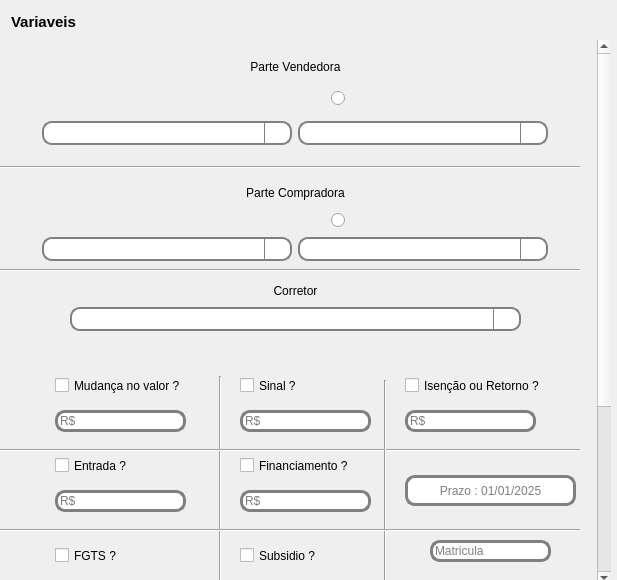
Qt form front/ui/pages/compra_venda/compra_venda.ui (tiagodsg1/gerador_contratos) before a commit.
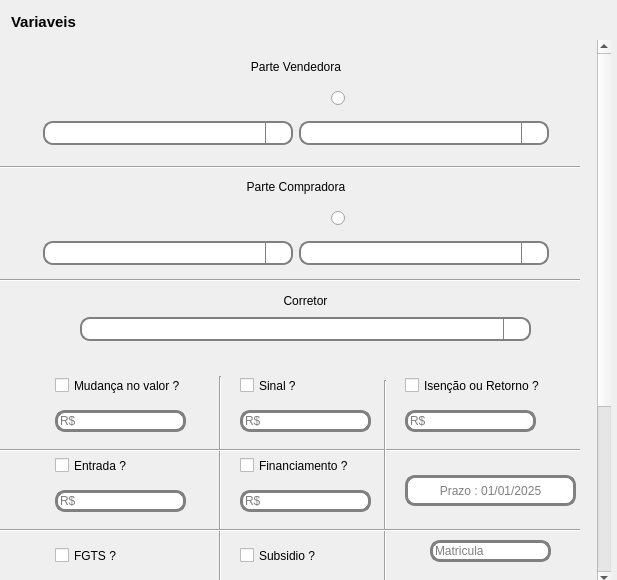
The same form after that commit. Icons and pictures are not drawn.

What changed in the file:
```diff
--- a/front/ui/pages/compra_venda/compra_venda.ui
+++ b/front/ui/pages/compra_venda/compra_venda.ui
@@ -154,8 +154,8 @@
      <widget class="Line" name="line_6">
       <property name="geometry">
        <rect>
-        <x>-22</x>
-        <y>220</y>
+        <x>-30</x>
+        <y>230</y>
         <width>651</width>
         <height>21</height>
        </rect>
@@ -538,8 +538,8 @@
      <widget class="QWidget" name="layoutWidget">
       <property name="geometry">
        <rect>
-        <x>70</x>
-        <y>240</y>
+        <x>80</x>
+        <y>250</y>
         <width>451</width>
         <height>51</height>
        </rect>
@@ -579,160 +579,12 @@
        <enum>Qt::Horizontal</enum>
       </property>
      </widget>
-     <widget class="QWidget" name="">
-      <property name="geometry">
-       <rect>
-        <x>30</x>
-        <y>140</y>
-        <width>531</width>
-        <height>83</height>
-       </rect>
-      </property>
-      <layout class="QVBoxLayout" name="verticalLayout_3">
-       <item>
-        <widget class="QLabel" name="label_3">
-         <property name="text">
-          <string>Parte Compradora</string>
-         </property>
-         <property name="alignment">
-          <set>Qt::AlignCenter</set>
-         </property>
-        </widget>
-       </item>
-       <item>
-        <layout class="QVBoxLayout" name="verticalLayout_2">
-         <item>
-          <layout class="QHBoxLayout" name="horizontalLayout_4">
-           <item>
-            <spacer name="horizontalSpacer_7">
-             <property name="orientation">
-              <enum>Qt::Horizontal</enum>
-             </property>
-             <property name="sizeHint" stdset="0">
-              <size>
-               <width>139</width>
-               <height>17</height>
-              </size>
-             </property>
-            </spacer>
-           </item>
-           <item>
-            <spacer name="horizontalSpacer_8">
-             <property name="orientation">
-              <enum>Qt::Horizontal</enum>
-             </property>
-             <property name="sizeHint" stdset="0">
-              <size>
-               <width>139</width>
-               <height>17</height>
-              </size>
-             </property>
-            </spacer>
-           </item>
-           <item>
-            <widget class="QRadioButton" name="radioButton_2">
-             <property name="minimumSize">
-              <size>
-               <width>80</width>
-               <height>0</height>
-              </size>
-             </property>
-             <property name="text">
-              <string/>
-             </property>
-            </widget>
-           </item>
-           <item>
-            <spacer name="horizontalSpacer_6">
-             <property name="orientation">
-              <enum>Qt::Horizontal</enum>
-             </property>
-             <property name="sizeHint" stdset="0">
-              <size>
-               <width>139</width>
-               <height>17</height>
-              </size>
-             </property>
-            </spacer>
-           </item>
-          </layout>
-         </item>
-         <item>
-          <layout class="QHBoxLayout" name="horizontalLayout_2">
-           <item>
-            <spacer name="horizontalSpacer_9">
-             <property name="orientation">
-              <enum>Qt::Horizontal</enum>
-             </property>
-             <property name="sizeHint" stdset="0">
-              <size>
-               <width>40</width>
-               <height>20</height>
-              </size>
-             </property>
-            </spacer>
-           </item>
-           <item>
-            <widget class="QComboBox" name="comboBox_2">
-             <property name="minimumSize">
-              <size>
-               <width>250</width>
-               <height>0</height>
-              </size>
-             </property>
-            </widget>
-           </item>
-           <item>
-            <spacer name="horizontalSpacer_2">
-             <property name="orientation">
-              <enum>Qt::Horizontal</enum>
-             </property>
-             <property name="sizeHint" stdset="0">
-              <size>
-               <width>13</width>
-               <height>28</height>
-              </size>
-             </property>
-            </spacer>
-           </item>
-           <item>
-            <widget class="QComboBox" name="comboBox_5">
-             <property name="enabled">
-              <bool>false</bool>
-             </property>
-             <property name="minimumSize">
-              <size>
-               <width>250</width>
-               <height>0</height>
-              </size>
-             </property>
-            </widget>
-           </item>
-           <item>
-            <spacer name="horizontalSpacer_10">
-             <property name="orientation">
-              <enum>Qt::Horizontal</enum>
-             </property>
-             <property name="sizeHint" stdset="0">
-              <size>
-               <width>40</width>
-               <height>20</height>
-              </size>
-             </property>
-            </spacer>
-           </item>
-          </layout>
-         </item>
-        </layout>
-       </item>
-      </layout>
-     </widget>
-     <widget class="QWidget" name="">
+     <widget class="QWidget" name="layoutWidget">
       <property name="geometry">
        <rect>
         <x>30</x>
         <y>10</y>
-        <width>531</width>
+        <width>532</width>
         <height>101</height>
        </rect>
       </property>
@@ -871,6 +723,151 @@
        </item>
       </layout>
      </widget>
+     <widget class="QWidget" name="layoutWidget_2">
+      <property name="geometry">
+       <rect>
+        <x>30</x>
+        <y>130</y>
+        <width>532</width>
+        <height>101</height>
+       </rect>
+      </property>
+      <layout class="QVBoxLayout" name="verticalLayout_5">
+       <item>
+        <widget class="QLabel" name="label_3">
+         <property name="text">
+          <string>Parte Compradora</string>
+         </property>
+         <property name="alignment">
+          <set>Qt::AlignCenter</set>
+         </property>
+        </widget>
+       </item>
+       <item>
+        <layout class="QHBoxLayout" name="horizontalLayout_4">
+         <item>
+          <spacer name="horizontalSpacer_6">
+           <property name="orientation">
+            <enum>Qt::Horizontal</enum>
+           </property>
+           <property name="sizeHint" stdset="0">
+            <size>
+             <width>40</width>
+             <height>20</height>
+            </size>
+           </property>
+          </spacer>
+         </item>
+         <item>
+          <spacer name="horizontalSpacer_7">
+           <property name="orientation">
+            <enum>Qt::Horizontal</enum>
+           </property>
+           <property name="sizeHint" stdset="0">
+            <size>
+             <width>40</width>
+             <height>20</height>
+            </size>
+           </property>
+          </spacer>
+         </item>
+         <item>
+          <widget class="QRadioButton" name="radioButton_2">
+           <property name="minimumSize">
+            <size>
+             <width>80</width>
+             <height>0</height>
+            </size>
+           </property>
+           <property name="text">
+            <string/>
+           </property>
+          </widget>
+         </item>
+         <item>
+          <spacer name="horizontalSpacer_8">
+           <property name="orientation">
+            <enum>Qt::Horizontal</enum>
+           </property>
+           <property name="sizeHint" stdset="0">
+            <size>
+             <width>40</width>
+             <height>20</height>
+            </size>
+           </property>
+          </spacer>
+         </item>
+        </layout>
+       </item>
+       <item>
+        <layout class="QHBoxLayout" name="horizontalLayout_2">
+         <item>
+          <spacer name="horizontalSpacer_13">
+           <property name="orientation">
+            <enum>Qt::Horizontal</enum>
+           </property>
+           <property name="sizeHint" stdset="0">
+            <size>
+             <width>40</width>
+             <height>20</height>
+            </size>
+           </property>
+          </spacer>
+         </item>
+         <item>
+          <widget class="QComboBox" name="comboBox_2">
+           <property name="minimumSize">
+            <size>
+             <width>250</width>
+             <height>0</height>
+            </size>
+           </property>
+          </widget>
+         </item>
+         <item>
+          <spacer name="horizontalSpacer_2">
+           <property name="orientation">
+            <enum>Qt::Horizontal</enum>
+           </property>
+           <property name="sizeHint" stdset="0">
+            <size>
+             <width>13</width>
+             <height>36</height>
+            </size>
+           </property>
+          </spacer>
+         </item>
+         <item>
+          <widget class="QComboBox" name="comboBox_5">
+           <property name="enabled">
+            <bool>false</bool>
+           </property>
+           <property name="minimumSize">
+            <size>
+             <width>250</width>
+             <height>0</height>
+            </size>
+           </property>
+          </widget>
+         </item>
+         <item>
+          <spacer name="horizontalSpacer_14">
+           <property name="orientation">
+            <enum>Qt::Horizontal</enum>
+           </property>
+           <property name="sizeHint" stdset="0">
+            <size>
+             <width>40</width>
+             <height>20</height>
+            </size>
+           </property>
+          </spacer>
+         </item>
+        </layout>
+       </item>
+      </layout>
+     </widget>
+     <zorder>line_5</zorder>
      <zorder>layoutWidget</zorder>
      <zorder>layoutWidget</zorder>
      <zorder>line_4</zorder>
```
Left out of the diff: 3 changed lines with no effect on the pictures.
